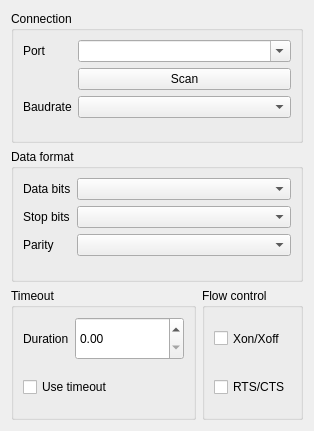
Above: plover/gui_qt/config_serial_widget.ui from openstenoproject/plover before the change. Below: the same form after it.
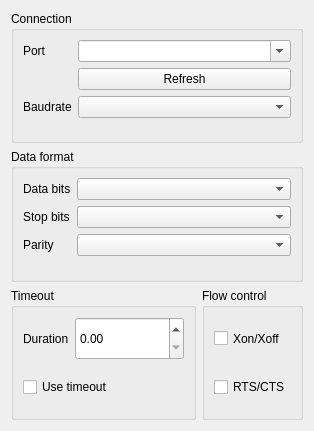
That is the form after the change.

Commit message: Rename 'Scan' button in serial config to 'Refresh'

The edit to the form file:
```diff
--- a/plover/gui_qt/config_serial_widget.ui
+++ b/plover/gui_qt/config_serial_widget.ui
@@ -85,7 +85,7 @@
          <string>Scan for available serial ports.</string>
         </property>
         <property name="text">
-         <string>Scan</string>
+         <string>Refresh</string>
         </property>
        </widget>
       </item>
```
Left out of the diff: 2 changed lines with no effect on the pictures.
